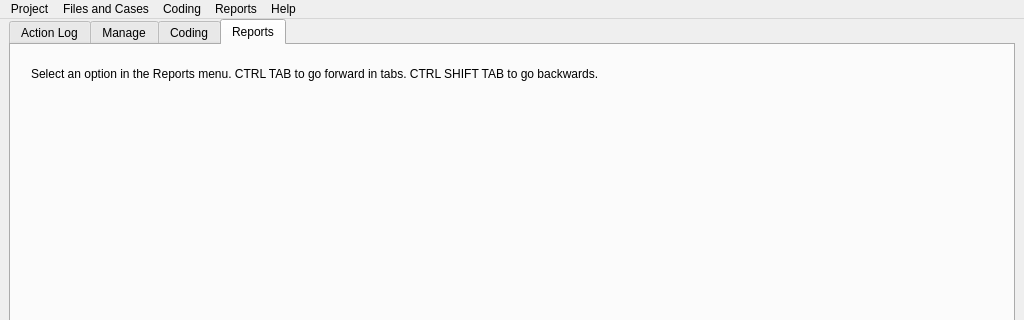
ccbogel/QualCoder, file GUI_UIs/ui_main.ui: the form before one commit; both pictures show x 0 to 1024 and y 0 to 320 of the 1024 by 600 pixel window.
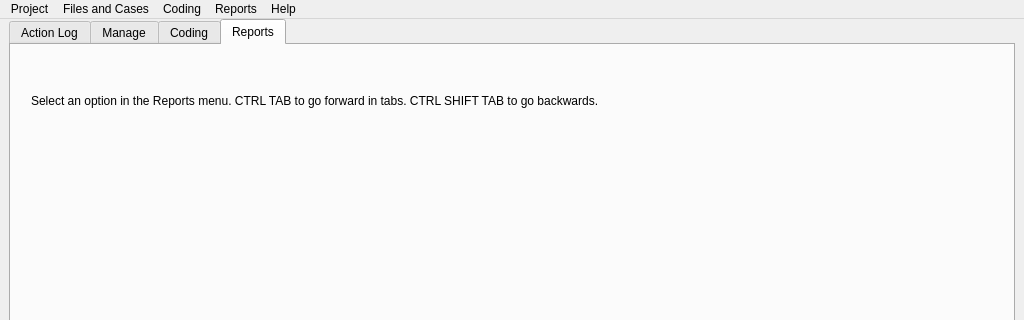
The form after the commit.

What changed in the file:
```diff
--- a/GUI_UIs/ui_main.ui
+++ b/GUI_UIs/ui_main.ui
@@ -82,12 +82,15 @@
           <x>20</x>
           <y>20</y>
           <width>831</width>
-          <height>17</height>
+          <height>71</height>
          </rect>
         </property>
         <property name="text">
          <string>Select an option in the Reports menu. CTRL TAB to go forward in tabs. CTRL SHIFT TAB to go backwards.</string>
         </property>
+        <property name="wordWrap">
+         <bool>true</bool>
+        </property>
        </widget>
       </widget>
      </widget>
```
Left out of the diff: 11 changed lines with no effect on the pictures.
